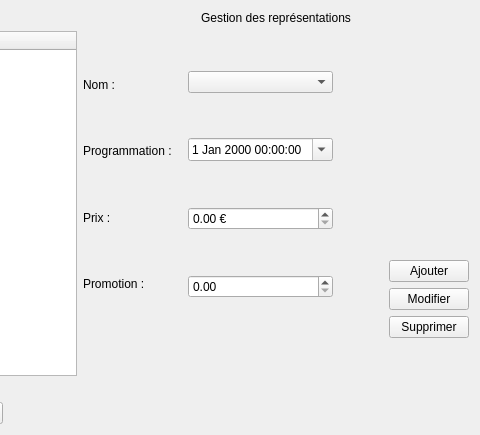
The window that gui/Gest_Rep.ui (BennyBellier/Theatre-CEDB-Project) describes before a commit, drawn with Qt 5; both pictures show x 555 to 1035 and y 0 to 435 of the 1035 by 435 pixel window.
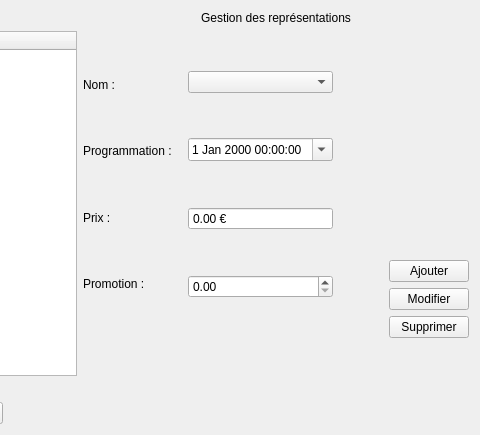
The same window after the commit.

Commit message: Implementation bouton modifier

```diff
--- a/gui/Gest_Rep.ui
+++ b/gui/Gest_Rep.ui
@@ -312,6 +312,12 @@
              </item>
              <item>
               <widget class="QDoubleSpinBox" name="CurrentPrice">
+               <property name="readOnly">
+                <bool>true</bool>
+               </property>
+               <property name="buttonSymbols">
+                <enum>QAbstractSpinBox::NoButtons</enum>
+               </property>
                <property name="prefix">
                 <string/>
                </property>
```
The commit also changes 2 other files.
